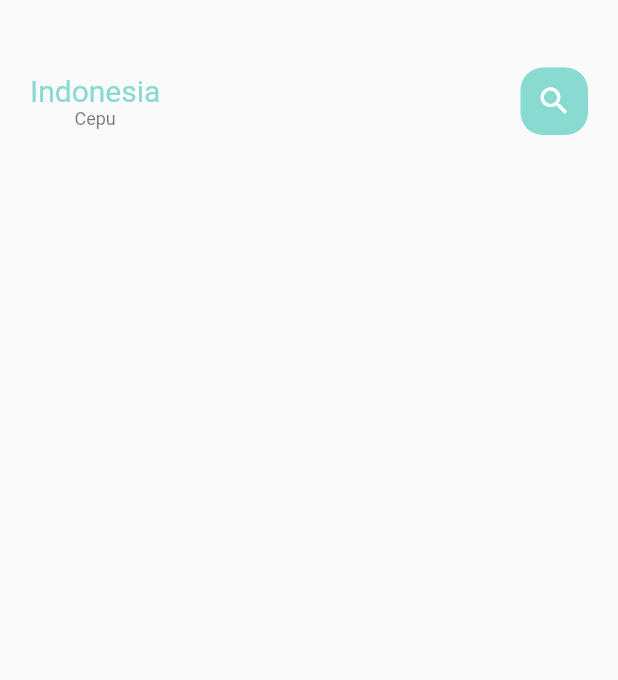
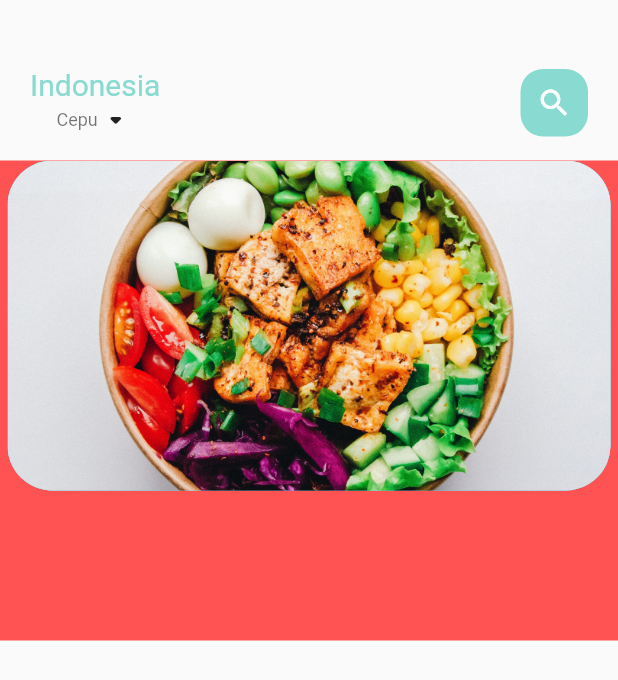
Before and after one commit to enjoyghozi/madangMobileApp, a Flutter app: the screen it shows after launch, on a phone screen of 412 x 824 dp. Shown: the top 680 px of the screen. Run offline on Flutter 3.47's test engine with Material 2 defaults, Android fonts, the phone set to English and light mode, and no system bars.

Commit message:
Menambah 2 Container

```diff
--- /dev/null
+++ b/lib/home/food_page_body.dart
@@ -0,0 +1,53 @@
+import 'package:flutter/cupertino.dart';
+import 'package:flutter/material.dart';
+import 'package:flutter/src/foundation/key.dart';
+import 'package:flutter/src/widgets/framework.dart';
+
+class FoodPageBody extends StatefulWidget {
+  const FoodPageBody({Key? key}) : super(key: key);
+
+  @override
+  State<FoodPageBody> createState() => _FoodPageBodyState();
+}
+
+class _FoodPageBodyState extends State<FoodPageBody> {
+  @override
+  Widget build(BuildContext context) {
+    return Container(
+      color: Colors.redAccent,
+      height: 320,
+      child: PageView.builder(
+          itemCount: 5,
+          itemBuilder: (context, position) {
+            return _buildPageItem(position);
+          }),
+    );
+  }
+
+  Widget _buildPageItem(int index) {
+    return Stack(
+      children: [
+        Container(
+          height: 220,
+          margin: EdgeInsets.only(left: 5, right: 5),
+          decoration: BoxDecoration(
+              borderRadius: BorderRadius.circular(30),
+              color: index.isEven ? Color(0xFF69c5df) : Color(0xFF9294cc),
+              image: DecorationImage(
+                  fit: BoxFit.cover,
+                  image: AssetImage("assets/image/food1.jpg"))),
+        ),
+        Container(
+          height: 220,
+          margin: EdgeInsets.only(left: 5, right: 5),
+          decoration: BoxDecoration(
+              borderRadius: BorderRadius.circular(30),
+              color: index.isEven ? Color(0xFF69c5df) : Color(0xFF9294cc),
+              image: DecorationImage(
+                  fit: BoxFit.cover,
+                  image: AssetImage("assets/image/food1.jpg"))),
+        )
+      ],
+    );
+  }
+}
--- a/lib/home/main_food_page.dart
+++ b/lib/home/main_food_page.dart
@@ -1,5 +1,6 @@
 import 'package:flutter/cupertino.dart';
 import 'package:flutter/material.dart';
+import 'package:madang/home/food_page_body.dart';
 import 'package:madang/utilitys/colors.dart';
 import 'package:madang/widgets/big_text.dart';
 import 'package:madang/widgets/small_text.dart';
@@ -30,9 +31,14 @@ class _MainFoodPageState extends State<MainFoodPage> {
                         text: "Indonesia",
                         color: AppColors.mainColor,
                       ),
-                      SmallText(
-                        text: "Cepu",
-                        color: Colors.black54,
+                      Row(
+                        children: [
+                          SmallText(
+                            text: "Cepu",
+                            color: Colors.black54,
+                          ),
+                          Icon(Icons.arrow_drop_down_rounded)
+                        ],
                       )
                     ],
                   ),
@@ -53,7 +59,8 @@ class _MainFoodPageState extends State<MainFoodPage> {
                 ],
               ),
             ),
-          )
+          ),
+          FoodPageBody(),
         ],
       ),
     );
```
Also changed, not shown: pubspec.yaml (+5 -5 lines), assets/font/Roboto-Black.ttf, assets/font/Roboto-Bold.ttf, assets/font/Roboto-Medium.ttf, assets/font/Roboto-Regular.ttf, assets/image/food1.jpg (added).
